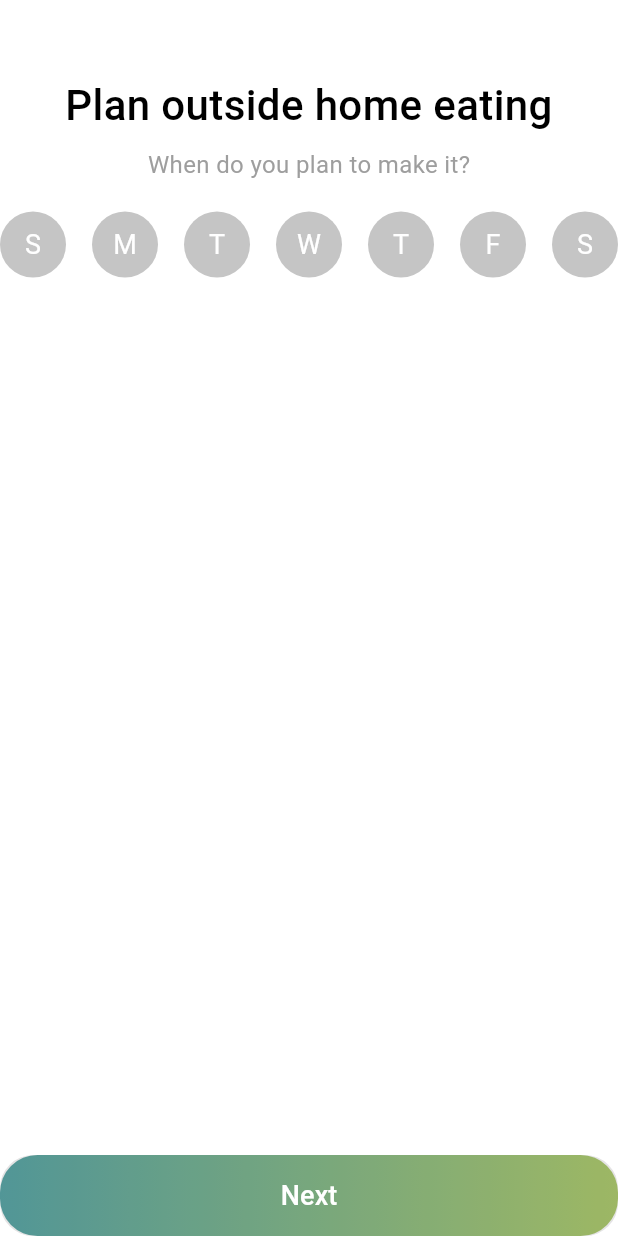
After one commit to AndAgainForYou/meProject, a Flutter app: the CalculateHomeEatingCalendarWidget screen opened directly, on a phone screen of 412 x 824 dp. The commit adds this screen. Run offline on Flutter 3.47's test engine with Material 3 defaults, Android fonts, the phone set to English and light mode, and no system bars; our stand-ins replace fl_chart, flutter_keyboard_visibility, flutter_svg, percent_indicator, step_progress_indicator, syncfusion_flutter_gauges; missing offline and left inert: wheel_slider; Roboto replaces fonts that are missing (Gilroy).

Commit message:
home eating ask and calendar pages

```diff
--- /dev/null
+++ b/lib/features/calculation/Calculation_home_eating_calendar.dart
@@ -0,0 +1,135 @@
+import 'package:flutter/material.dart';
+import 'package:platy/features/calculation/calculation_global.dart';
+import 'package:platy/features/calculation/theme.dart';
+
+class CalculateHomeEatingCalendarWidget extends StatefulWidget {
+  const CalculateHomeEatingCalendarWidget({super.key});
+
+  @override
+  State<CalculateHomeEatingCalendarWidget> createState() => _CalculateHomeEatingCalendarWidgetState();
+}
+
+class _CalculateHomeEatingCalendarWidgetState extends State<CalculateHomeEatingCalendarWidget> {
+  bool _isButtonActive = false;
+  List<String> days = ['S', 'M', 'T', 'W', 'T', 'F', 'S'];
+  List<bool> isSelected = List.generate(7, (index) => false);
+
+  @override
+  void initState() {
+    bool _isButtonActive = false;
+    super.initState();
+  }
+
+  @override
+  Widget build(BuildContext context) {
+    return Scaffold(
+      body: Column(
+        mainAxisAlignment: MainAxisAlignment.center,
+        crossAxisAlignment: CrossAxisAlignment.center,
+        children: [
+         const SizedBox(height: 50),
+          Text(
+            'Plan outside home eating',
+            textAlign: TextAlign.center,
+            style: whiteTheme.textTheme.bodyMedium,
+          ),
+          const SizedBox(height: 8),
+          const Text(
+            'When do you plan to make it?',
+            style: TextStyle(color: Colors.grey, fontSize: 16),
+          ),
+          const SizedBox(height: 20),
+          Row(
+            mainAxisAlignment: MainAxisAlignment.spaceBetween,
+            children: List.generate(days.length, (index) {
+              return GestureDetector(
+                onTap: () {
+                  setState(() {
+                    isSelected[index] = !isSelected[index];
+                    isSelected.contains(true)
+                        ? _isButtonActive = true
+                        : _isButtonActive = false;
+                  });
+                },
+                child: Column(
+                  children: [
+                    Container(
+                      width: 44,
+                      height: 44,
+                      decoration: BoxDecoration(
+                        shape: BoxShape.circle,
+                        gradient: isSelected[index]
+                            ? const LinearGradient(
+                                begin: Alignment.topLeft,
+                                end: Alignment.bottomRight,
+                                colors: [
+                                  Color(0xFFFF8064),
+                                  Color(0xFFDB3D1A),
+                                ],
+                              )
+                            : null,
+                        color: isSelected[index]
+                            ? null
+                            : const Color.fromRGBO(23, 23, 23, 0.25),
+                      ),
+                      child: Center(
+                        child: Text(
+                          days[index],
+                          style: TextStyle(
+                            color:
+                                isSelected[index] ? Colors.white : Colors.white,
+                            fontSize: 18,
+                            fontFamily: 'Gilroy',
+                          ),
+                        ),
+                      ),
+                    ),
+                  ],
+                ),
+              );
+            }),
+          ),
+          const Spacer(),
+          const SizedBox(height: 10),
+          Container(
+            height: 54.0,
+            width: double.infinity,
+            decoration: BoxDecoration(
+              borderRadius: BorderRadius.circular(25.0),
+              gradient: const LinearGradient(
+                colors: [
+                  Color(0xFF59A7A7),
+                  Color(0xFFAFCD6D),
+                ],
+              ),
+            ),
+            child: ElevatedButton(
+              onPressed: _isButtonActive
+                  ? () {
+                      CalculateGlobalWidget.of(context).pageController.nextPage(
+                        duration: const Duration(milliseconds: 300),
+                        curve: Curves.easeIn);
+                    }
+                  : null,
+              style: ElevatedButton.styleFrom(
+                backgroundColor: Colors.transparent,
+                elevation: 0,
+                shape: RoundedRectangleBorder(
+                  borderRadius: BorderRadius.circular(22.0),
+                ),
+              ),
+              child: const Text(
+                'Next',
+                style: TextStyle(
+                  fontSize: 18,
+                  fontWeight: FontWeight.w500,
+                  color: Colors.white,
+                ),
+              ),
+            ),
+          ),
+        ],
+      ),
+    );
+  }
+}
--- a/lib/features/calculation/calculation_global.dart
+++ b/lib/features/calculation/calculation_global.dart
@@ -1,4 +1,5 @@
 import 'package:flutter/material.dart';
+import 'package:platy/features/calculation/Calculation_home_eating_calendar.dart';
 import 'package:platy/features/calculation/calculation_activity_sport.dart';
 import 'package:platy/features/calculation/calculation_age.dart';
 import 'package:platy/features/calculation/calculation_alergic_list.dart';
@@ -23,6 +24,7 @@ import 'package:platy/features/calculation/calculation_health_status_habits.dart
 import 'package:platy/features/calculation/calculation_health_status_second.dart';
 import 'package:platy/features/calculation/calculation_health_status_third.dart';
 import 'package:platy/features/calculation/calculation_height.dart';
+import 'package:platy/features/calculation/calculation_home_eating_ask.dart';
 import 'package:platy/features/calculation/calculation_intermediate_fasting.dart';
 import 'package:platy/features/calculation/calculation_medicaments.dart';
 import 'package:platy/features/calculation/calculation_medicaments_qa.dart';
@@ -244,6 +246,9 @@ class _CalculateGlobalWidgetState extends State<CalculateGlobalWidget> {
                   CalculateMedicamentsQAWidget(),
                   CalculateMedicamentsWidget(),
 
+                  CalculateHomeEatingAskWidget(),
+                  CalculateHomeEatingCalendarWidget(),
+
                   CalculateCousinListWidget(),
 
                   CalculateDeliveryQAWidget(),
```
Also changed, not shown: lib/features/calculation/calculation_home_eating_ask.dart (added, +109 -0 lines).
